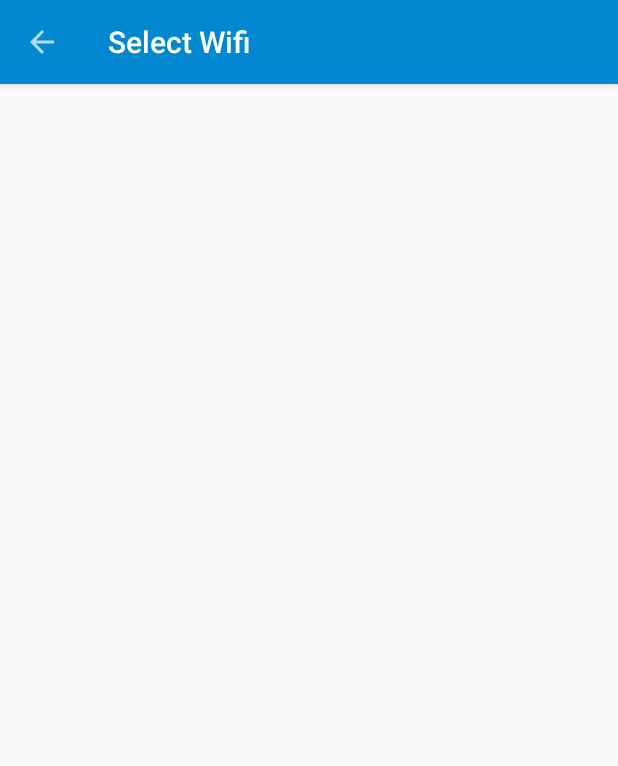
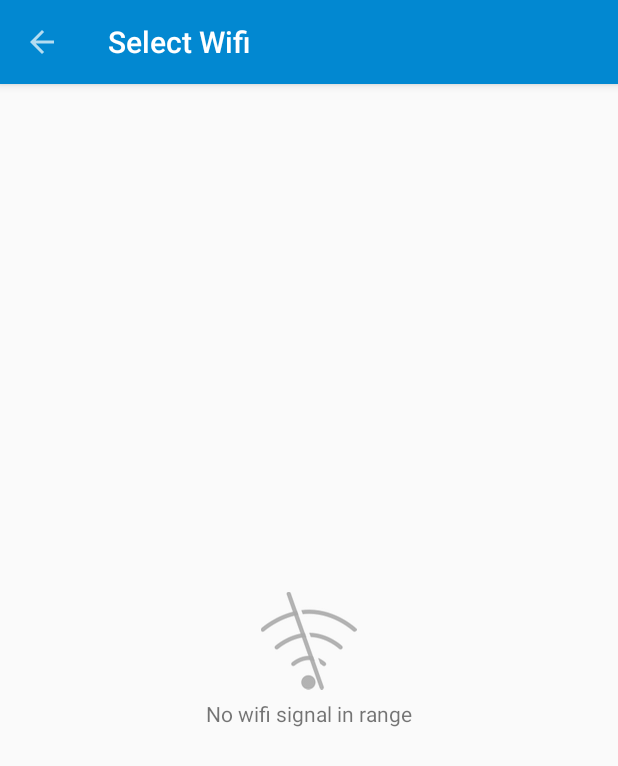
Before and after one commit to abdularis/wifi-signal-meter, an Android app: the WifiSelectorActivity screen opened directly, with no data from a screen before it, on a phone screen of 412 x 824 dp. Shown: the top 766 px of the screen. Run offline under Robolectric (Android 15) with nearby library versions, the phone set to English and light mode, and no system bars; our stand-ins replace RxJava; 1 statement that could not run was skipped.

Commit message:
Add empty wifi list item indicator

```diff
--- a/app/src/main/java/com/github/abdularis/wifisignalmeter/wifiselector/WifiSelectorActivity.kt
+++ b/app/src/main/java/com/github/abdularis/wifisignalmeter/wifiselector/WifiSelectorActivity.kt
@@ -8,7 +8,7 @@ import android.support.v7.app.AppCompatActivity
 import android.os.Bundle
 import android.support.v7.widget.DividerItemDecoration
 import android.support.v7.widget.LinearLayoutManager
-import android.view.MenuItem
+import android.view.View
 import com.github.abdularis.wifisignalmeter.App
 import com.github.abdularis.wifisignalmeter.R
 import com.github.abdularis.wifisignalmeter.ViewModelFactory
@@ -16,6 +16,7 @@ import com.github.abdularis.wifisignalmeter.model.WifiAccessPoint
 import com.github.abdularis.wifisignalmeter.wifilist.WifiListAdapter
 import com.github.abdularis.wifisignalmeter.wifilist.WifiListViewModel
 import kotlinx.android.synthetic.main.activity_wifi_selector.*
+import kotlinx.android.synthetic.main.partial_empty_wifi_list_item.*
 import kotlinx.android.synthetic.main.partial_toolbar.*
 import javax.inject.Inject
 
@@ -57,7 +58,7 @@ class WifiSelectorActivity : AppCompatActivity() {
         recyclerView.addItemDecoration(divider)
         recyclerView.adapter = wifiListAdapter
         recyclerView.layoutManager = LinearLayoutManager(this, LinearLayoutManager.VERTICAL, false)
-        viewModel.wifiList.observe(this, Observer<List<WifiAccessPoint>> {v -> v?.let{ wifiListAdapter.wifiAp = it }})
+        viewModel.wifiList.observe(this, Observer { onWifiListUpdated(it) })
     }
 
     override fun onResume() {
@@ -69,4 +70,17 @@ class WifiSelectorActivity : AppCompatActivity() {
         super.onPause()
         viewModel.stopListUpdate()
     }
+
+    private fun onWifiListUpdated(wList: List<WifiAccessPoint>?) {
+        wList?.let {
+            if (it.isEmpty()) {
+                emptyListLayout.visibility = View.VISIBLE
+                recyclerView.visibility = View.GONE
+            } else {
+                emptyListLayout.visibility = View.GONE
+                recyclerView.visibility = View.VISIBLE
+                wifiListAdapter.wifiAp = it
+            }
+        }
+    }
 }
--- a/app/src/main/res/layout/activity_wifi_selector.xml
+++ b/app/src/main/res/layout/activity_wifi_selector.xml
@@ -1,7 +1,6 @@
 <?xml version="1.0" encoding="utf-8"?>
 <LinearLayout
     xmlns:android="http://schemas.android.com/apk/res/android"
-    xmlns:app="http://schemas.android.com/apk/res-auto"
     xmlns:tools="http://schemas.android.com/tools"
     android:layout_width="match_parent"
     android:layout_height="match_parent"
@@ -10,9 +9,16 @@
 
     <include layout="@layout/partial_toolbar"/>
 
-    <android.support.v7.widget.RecyclerView
-        android:id="@+id/recyclerView"
+    <FrameLayout
         android:layout_width="match_parent"
-        android:layout_height="match_parent"/>
+        android:layout_height="match_parent">
+
+        <android.support.v7.widget.RecyclerView
+            android:id="@+id/recyclerView"
+            android:layout_width="match_parent"
+            android:layout_height="match_parent"/>
+
+        <include layout="@layout/partial_empty_wifi_list_item"/>
+    </FrameLayout>
 
 </LinearLayout>
--- a/app/src/main/res/layout/fragment_wifi_list.xml
+++ b/app/src/main/res/layout/fragment_wifi_list.xml
@@ -10,4 +10,6 @@
         android:layout_width="match_parent"
         android:layout_height="match_parent"/>
 
+    <include layout="@layout/partial_empty_wifi_list_item"/>
+
 </FrameLayout>
--- /dev/null
+++ b/app/src/main/res/layout/partial_empty_wifi_list_item.xml
@@ -0,0 +1,22 @@
+<?xml version="1.0" encoding="utf-8"?>
+<LinearLayout
+    xmlns:android="http://schemas.android.com/apk/res/android"
+    android:id="@+id/emptyListLayout"
+    android:layout_width="match_parent"
+    android:layout_height="match_parent"
+    android:orientation="vertical"
+    android:gravity="center">
+
+    <ImageView
+        android:layout_width="wrap_content"
+        android:layout_height="wrap_content"
+        android:layout_marginBottom="6dp"
+        android:src="@drawable/ic_no_signal"
+        android:tint="@android:color/darker_gray"/>
+
+    <TextView
+        android:layout_width="wrap_content"
+        android:layout_height="wrap_content"
+        android:text="@string/empty_wifi_list"/>
+
+</LinearLayout>
--- a/app/src/main/res/values/strings.xml
+++ b/app/src/main/res/values/strings.xml
@@ -40,4 +40,5 @@
     <string name="title_select_wifi">Select Wifi</string>
     <string name="title_time_graph">Time Graph</string>
     <string name="signal_strength_label">Signal strength (dBm)</string>
+    <string name="empty_wifi_list">No wifi signal in range</string>
 </resources>
```
Also changed, not shown: app/src/main/java/com/github/abdularis/wifisignalmeter/wifilist/WifiListFragment.kt (+15 -1 lines), app/src/main/res/drawable-hdpi/ic_no_signal.png (added), app/src/main/res/drawable-ldpi/ic_no_signal.png (added), app/src/main/res/drawable-mdpi/ic_no_signal.png (added), app/src/main/res/drawable-xhdpi/ic_no_signal.png (added).
